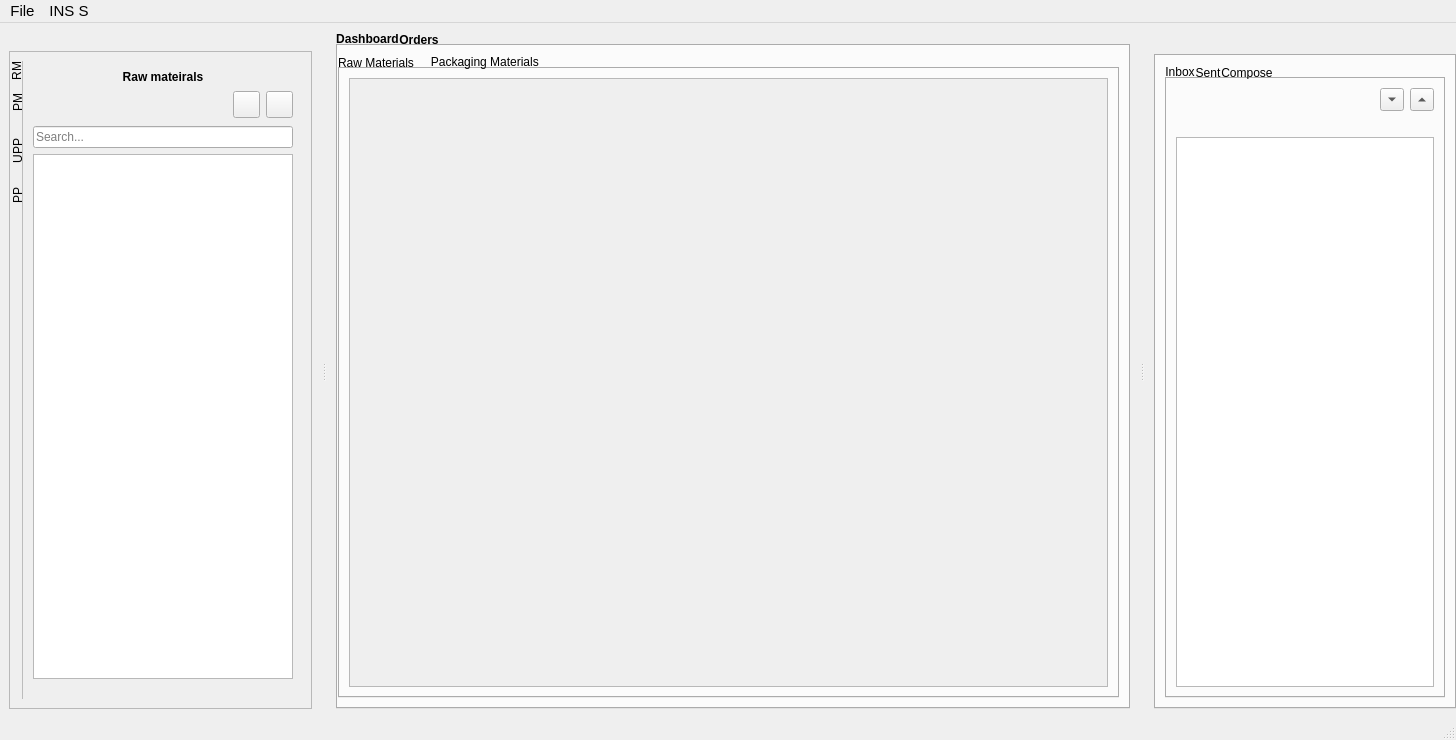
credomit/INSPP-v1.0, file main.ui: the form before one commit.
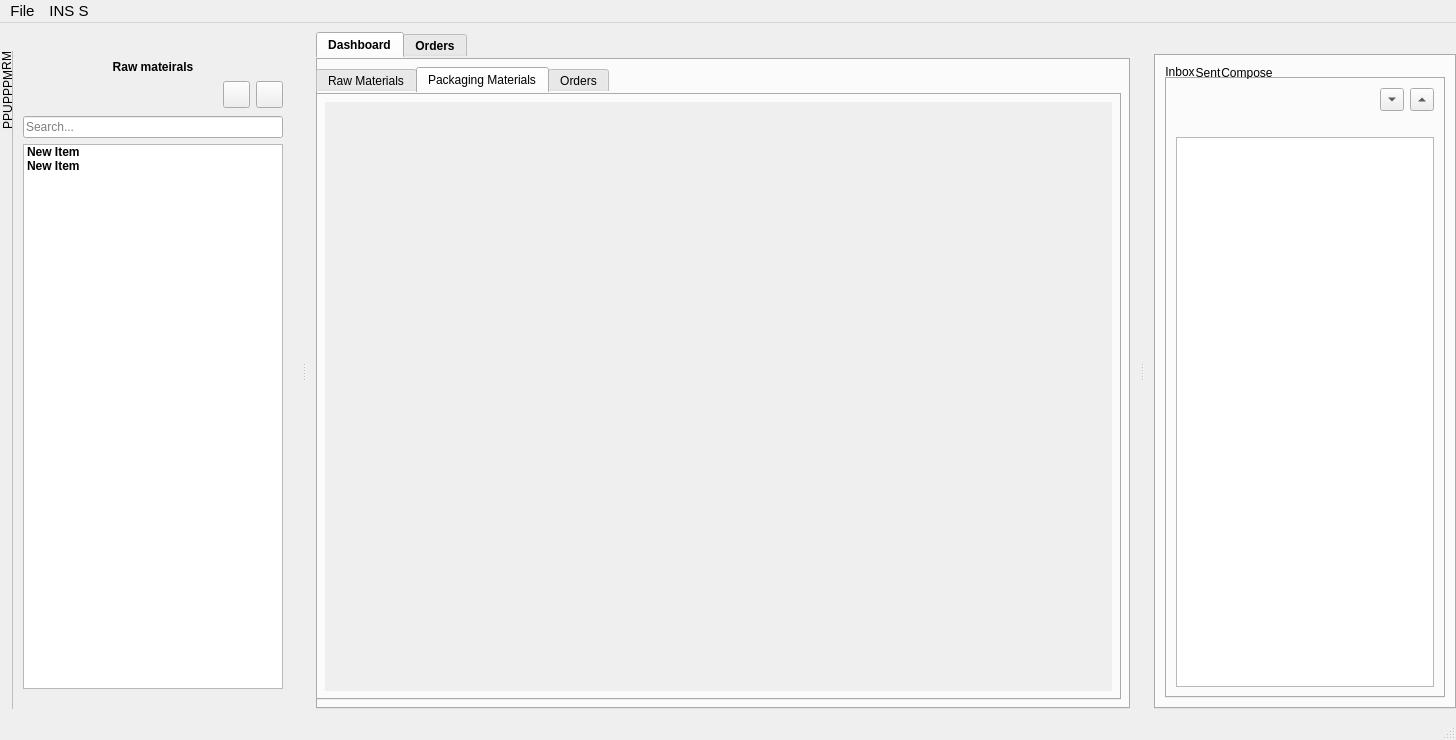
The form after the commit. The open tabs and pages were chosen to show the change. Icons and pictures are not drawn.

Patch:
```diff
--- a/main.ui
+++ b/main.ui
@@ -25,6 +25,9 @@
    <iconset>
     <normaloff>icons/logo.png</normaloff>icons/logo.png</iconset>
   </property>
+  <property name="styleSheet">
+   <string notr="true"/>
+  </property>
   <property name="documentMode">
    <bool>true</bool>
   </property>
@@ -50,21 +53,7 @@
        </font>
       </property>
       <property name="styleSheet">
-       <string notr="true">QTabBar{
-	background-color: qradialgradient(spread:pad, cx:0.5, cy:0.5, radius:0.5, fx:0.5, fy:0.5, stop:0 rgba(0, 0, 0, 0));
-}
-QTabBar:tab{
-border-radius: 0px;
-border-width:0px;
-
-}
-QTabBar::tab:selected, QTabBar::tab:hover {
-border-bottom-width:3px;
-border-top-width:3px;
-
-}
-
-</string>
+       <string notr="true">QTabWidget{border-width:0px;}</string>
       </property>
       <property name="currentIndex">
        <number>0</number>
@@ -87,7 +76,10 @@
          <number>0</number>
         </property>
         <item row="0" column="0">
-         <widget class="QTabWidget" name="tabWidget_4">
+         <widget class="QTabWidget" name="GraphTabWidget">
+          <property name="styleSheet">
+           <string notr="true">QTabWidget{border-width:0px;}</string>
+          </property>
           <property name="currentIndex">
            <number>1</number>
           </property>
@@ -117,11 +109,14 @@
           </widget>
           <widget class="QWidget" name="tab_14">
            <attribute name="title">
-            <string>     Packaging Materials</string>
+            <string>Packaging Materials</string>
            </attribute>
            <layout class="QGridLayout" name="gridLayout_25">
             <item row="0" column="0">
              <widget class="QScrollArea" name="PM_DashBoard">
+              <property name="frameShape">
+               <enum>QFrame::NoFrame</enum>
+              </property>
               <property name="widgetResizable">
                <bool>true</bool>
               </property>
@@ -130,8 +125,8 @@
                 <rect>
                  <x>0</x>
                  <y>0</y>
-                 <width>752</width>
-                 <height>602</height>
+                 <width>764</width>
+                 <height>584</height>
                 </rect>
                </property>
               </widget>
@@ -139,6 +134,11 @@
             </item>
            </layout>
           </widget>
+          <widget class="QWidget" name="tab_15">
+           <attribute name="title">
+            <string>Orders</string>
+           </attribute>
+          </widget>
          </widget>
         </item>
        </layout>
@@ -389,7 +389,7 @@
   </widget>
   <widget class="QDockWidget" name="dockWidget">
    <property name="styleSheet">
-    <string notr="true"/>
+    <string notr="true">QDockWidget{	background-color: #263957;}</string>
    </property>
    <property name="floating">
     <bool>false</bool>
@@ -411,13 +411,27 @@
      <string notr="true"/>
     </property>
     <layout class="QVBoxLayout" name="verticalLayout">
+     <property name="leftMargin">
+      <number>0</number>
+     </property>
+     <property name="topMargin">
+      <number>0</number>
+     </property>
+     <property name="rightMargin">
+      <number>0</number>
+     </property>
+     <property name="bottomMargin">
+      <number>0</number>
+     </property>
      <item>
       <widget class="QFrame" name="frame">
        <property name="styleSheet">
-        <string notr="true">#materials_and_products_widget{border-radius: 4px;}</string>
+        <string notr="true">#materials_and_products_widget{
+	border-color: rgb(145, 65, 172);
+}</string>
        </property>
        <property name="frameShape">
-        <enum>QFrame::StyledPanel</enum>
+        <enum>QFrame::NoFrame</enum>
        </property>
        <layout class="QGridLayout" name="gridLayout_9">
         <property name="leftMargin">
@@ -598,12 +612,19 @@
                 <property name="horizontalScrollMode">
                  <enum>QAbstractItemView::ScrollPerPixel</enum>
                 </property>
-                <property name="spacing">
-                 <number>6</number>
-                </property>
                 <property name="sortingEnabled">
                  <bool>true</bool>
                 </property>
+                <item>
+                 <property name="text">
+                  <string>New Item</string>
+                 </property>
+                </item>
+                <item>
+                 <property name="text">
+                  <string>New Item</string>
+                 </property>
+                </item>
                </widget>
               </item>
               <item row="3" column="0" colspan="6">
@@ -628,7 +649,7 @@
           </widget>
           <widget class="QWidget" name="tab_4">
            <attribute name="title">
-            <string> PM    </string>
+            <string>PM</string>
            </attribute>
            <attribute name="toolTip">
             <string>Packing materials</string>
@@ -762,7 +783,7 @@
           </widget>
           <widget class="QWidget" name="tab_10">
            <attribute name="title">
-            <string>UPP       </string>
+            <string>UPP</string>
            </attribute>
            <attribute name="toolTip">
             <string>Unpacked products</string>
@@ -903,7 +924,7 @@
           </widget>
           <widget class="QWidget" name="tab_6">
            <attribute name="title">
-            <string>PP       </string>
+            <string>PP</string>
            </attribute>
            <attribute name="toolTip">
             <string>Packed product</string>
```
Left out of the diff: 17 changed lines with no effect on the pictures.
